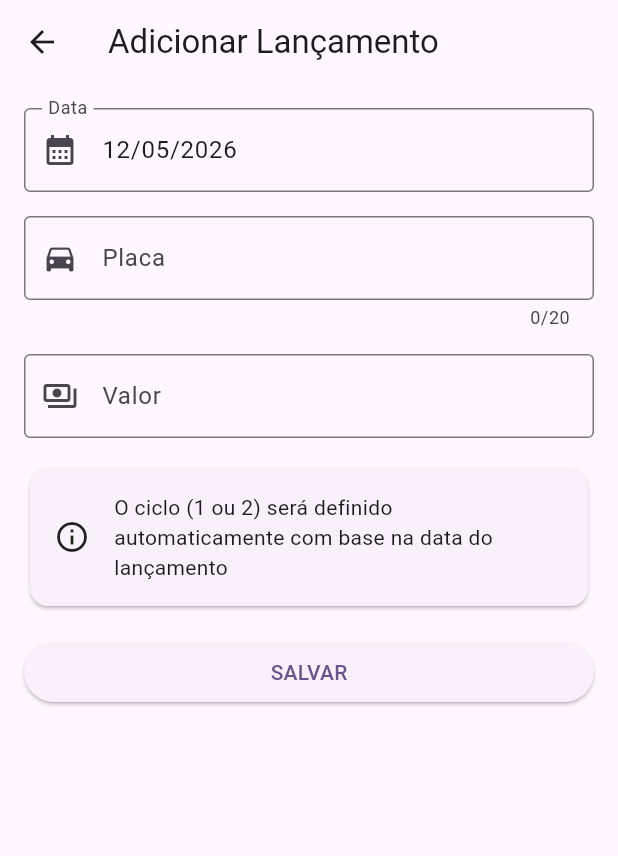
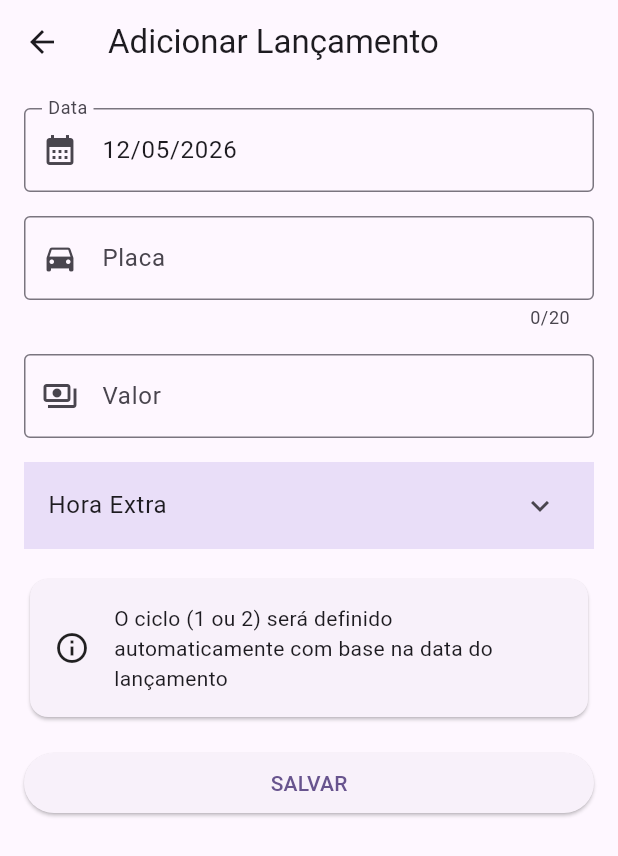
Before and after one commit to williamsaborido/julio_app, a Flutter app: the screen it shows after launch, after a tap on "Adicionar", on a phone screen of 412 x 824 dp. Shown: the top 856 px of the screen. Run offline on Flutter 3.47's test engine with Material 3 defaults, Android fonts, the phone set to English and light mode, and no system bars; our stand-ins replace sqflite; accounts and stored records are empty; statements that could not run were skipped.

Commit message:
chore: inclusão de alterações pendentes de correção e reorganização da estrutura de views

```diff
--- a/3.41.7/lib/core/base_state.dart
+++ b/3.41.7/lib/core/base_state.dart
@@ -29,9 +29,9 @@ abstract class BaseState<T extends StatefulWidget> extends State<T> {
   }
 
   /// Navega para uma nova tela (adiciona widget da rota no topo da pilha de navegação) e retorna um objeto result
-  Future<V?> navigateToAndReturn<V>(String route, {Object? args}) {
+  Future<dynamic> navigateToAndReturn(String route, {Object? args}) {
     if (mounted) {
-      return Navigator.of(context).pushNamed<V>(route, arguments: args);
+      return Navigator.of(context).pushNamed(route, arguments: args);
     }
 
     return Future.value(null);
--- /dev/null
+++ b/3.41.7/lib/enums/controller_state.dart
@@ -0,0 +1,7 @@
+enum ControllerState {
+  loading,
+  saving,
+  deleting,
+  success,
+  error
+  }
--- a/3.41.7/lib/main.dart
+++ b/3.41.7/lib/main.dart
@@ -1,9 +1,8 @@
 import 'package:flutter/material.dart';
 import 'package:julio_app/core/system_theme.dart';
-import 'package:julio_app/models/lancamento.dart';
 import 'package:julio_app/services/database.dart';
-import 'package:julio_app/view/crud/lancamento_crud.dart';
-import 'package:julio_app/view/home/home_view.dart';
+import 'package:julio_app/view/lancamento/crud/lancamento_crud.dart';
+import 'package:julio_app/view/lancamento/lancamento_bind.dart';
 import 'package:provider/provider.dart';
 
 void main() {
@@ -30,12 +29,9 @@ class MyApp extends StatelessWidget {
               colorScheme: ColorScheme.fromSeed(seedColor: Colors.deepPurple, brightness: Brightness.dark),
             ),
             initialRoute: '/home',
-            onGenerateInitialRoutes: (initialRoute) => [
-              MaterialPageRoute(builder: (context) => const HomeView()),
-            ],
-            onGenerateRoute: (settings) => switch (settings.name) {
-              '/lancamento/crud' => MaterialPageRoute<Lancamento?>(builder: (context) => const LancamentoCrud(), settings: settings),
-              _ => null,
+            routes: {
+              '/home': (_) => const LancamentoBind(),
+              '/lancamento/crud': (_) => const LancamentoCrud(),
             },
           );
         }
--- /dev/null
+++ b/3.41.7/lib/view/lancamento/crud/crud_controller.dart
@@ -0,0 +1,40 @@
+import 'package:flutter/material.dart';
+import 'package:julio_app/enums/controller_state.dart';
+import 'package:julio_app/models/lancamento.dart';
+import 'package:julio_app/services/lancamento_repository.dart';
+
+class CrudController extends ChangeNotifier {
+  final LancamentoRepository _repository;
+  ControllerState state = ControllerState.loading;
+  final list = List<Lancamento>.empty(growable: true);
+
+  CrudController({required LancamentoRepository repository})
+    : _repository = repository;
+
+  Future<void> get(int id) async {
+    changeState(ControllerState.loading);
+    final lancamentos = await _repository.getList();
+    list.clear();
+    list.addAll(lancamentos);
+    changeState(ControllerState.success);
+  }
+
+  Future<void> create(Lancamento? data) async {
+    if (data == null) return;
+    changeState(ControllerState.saving);
+    await _repository.create(data);
+    changeState(ControllerState.success);
+  }
+
+  Future<void> update(Lancamento? data) async {
+    if (data == null) return;
+    changeState(ControllerState.saving);
+    await _repository.update(data);
+    changeState(ControllerState.success);
+  }
+
+  void changeState(ControllerState newState) {
+    state = newState;
+    notifyListeners();
+  }
+}
--- a/3.41.7/lib/view/crud/lancamento_crud.dart
+++ b/3.41.7/lib/view/lancamento/crud/lancamento_crud.dart
@@ -6,7 +6,7 @@ import 'package:julio_app/enums/app_input_casing.dart';
 import 'package:julio_app/enums/app_input_type.dart';
 import 'package:julio_app/enums/lancamento_ciclo.dart';
 import 'package:julio_app/models/lancamento.dart';
-import 'package:julio_app/services/lancamento_repository.dart';
+import 'package:julio_app/view/lancamento/crud/crud_controller.dart';
 import 'package:provider/provider.dart';
 
 class LancamentoCrud extends StatefulWidget {
@@ -18,7 +18,7 @@ class LancamentoCrud extends StatefulWidget {
 
 class _LancamentoCrudState extends BaseState<LancamentoCrud> {
   final formKey = GlobalKey<FormState>();
-  late final LancamentoRepository repository;
+  late final CrudController controller;
 
   DateTime selectedDate = DateTime.now();
   String placa = '';
@@ -28,7 +28,7 @@ class _LancamentoCrudState extends BaseState<LancamentoCrud> {
 
   @override
   void initState() {
-    repository = LancamentoRepository(context.read());
+    controller = CrudController(repository: context.read());
     super.initState();
   }
 
@@ -45,6 +45,26 @@ class _LancamentoCrudState extends BaseState<LancamentoCrud> {
         ciclo = data.ciclo.value;
         id = data.id;
       });
+    }
+  }
+
+  void onSave() {
+    if (formKey.currentState?.validate() ?? false) {
+      final lancamento = Lancamento(
+        id: id,
+        data: selectedDate,
+        placa: placa,
+        valor: valor,
+        ciclo: LancamentoCiclo.fromDate(selectedDate),
+      );
+
+      if (id == 0) {
+        controller.create(lancamento);
+      } else {
+        controller.update(lancamento);
+      }
+
+      if (context.mounted) Navigator.pop(context, lancamento);
     }
   }
 
@@ -113,6 +133,70 @@ class _LancamentoCrudState extends BaseState<LancamentoCrud> {
                     return null;
                   },
                 ),
+                ExpansionTile(
+                  collapsedBackgroundColor: Theme.of(context).colorScheme.secondaryContainer,
+                  backgroundColor: Theme.of(context).colorScheme.secondaryContainer,
+                  title: Text('Hora Extra'),
+                  initiallyExpanded: false,
+                  children: [
+                    Padding(
+                      padding: const EdgeInsets.all(16),
+                      child: AppInput(
+                        label: 'Data',
+                        icon: Icons.calendar_month,
+                        type: AppInputType.date,
+                        initialValue: selectedDate.toBrString(),
+                        onChanged: (value) {
+                          selectedDate = value.toDate() ?? DateTime.now();
+                        },
+                        validator: (value) {
+                          if (value == null || !value.isDate()) {
+                            return 'Data inválida';
+                          }
+                          return null;
+                        },
+                      ),
+                    ),
+                    Padding(
+                      padding: const EdgeInsets.all(16),
+                      child: AppInput(
+                        label: 'Data',
+                        icon: Icons.calendar_month,
+                        type: AppInputType.date,
+                        initialValue: selectedDate.toBrString(),
+                        onChanged: (value) {
+                          selectedDate = value.toDate() ?? DateTime.now();
+                        },
+                        validator: (value) {
+                          if (value == null || !value.isDate()) {
+                            return 'Data inválida';
+                          }
+                          return null;
+                        },
+                      ),
+                    ),
+                    Padding(
+                      padding: const EdgeInsets.all(16),
+                      child: AppInput(
+                        label: 'Valor',
+                        icon: Icons.payments_outlined,
+                        type: AppInputType.currency,
+                        initialValue: valor != 0.0 ? valor.toBrCurrency() : null,
+                        onChanged: (value) {
+                          valor = value.toCurrency() ?? 0.0;
+                        },
+                        validator: (value) {
+                          if (value == null ||
+                              value.toCurrency() == null ||
+                              value.toCurrency() == 0.0) {
+                            return 'Valor inválido';
+                          }
+                          return null;
+                        },
+                      ),
+                    ),
+                  ],
+                ),
                 Card(
                   child: Padding(
                     padding: const EdgeInsets.all(16.0),
--- a/3.41.7/lib/view/home/home_view.dart
+++ b/3.41.7/lib/view/lancamento/home/home_view.dart
@@ -3,9 +3,9 @@ import 'package:intl/intl.dart';
 import 'package:julio_app/components/app_card/app_card_alt.dart';
 import 'package:julio_app/core/base_state.dart';
 import 'package:julio_app/core/system_theme.dart';
-import 'package:julio_app/models/lancamento.dart';
+import 'package:julio_app/enums/controller_state.dart';
 import 'package:julio_app/services/lancamento_repository.dart';
-import 'package:julio_app/view/controller.dart';
+import 'package:julio_app/view/lancamento/home/home_controller.dart';
 import 'package:provider/provider.dart';
 
 class HomeView extends StatefulWidget {
@@ -16,7 +16,7 @@ class HomeView extends StatefulWidget {
 }
 
 class _HomeViewState extends BaseState<HomeView> {
-  late final Controller controller;
+  late final HomeController controller;
   late final SystemTheme theme;
 
   final _dateFormatter = DateFormat('dd/MM/yyyy');
@@ -29,7 +29,7 @@ class _HomeViewState extends BaseState<HomeView> {
   void initState() {
     super.initState();
     theme = context.read<SystemTheme>();
-    controller = Controller(repository: LancamentoRepository(context.read()));
+    controller = HomeController(repository: context.read());
   }
 
   @override
@@ -94,11 +94,9 @@ class _HomeViewState extends BaseState<HomeView> {
                         cicloLabel: controller.list[index].ciclo.label,
                         cicloColor: controller.list[index].ciclo.color,
                         onTap: () async {
-                          controller.update(
-                            await navigateToAndReturn<Lancamento?>(
-                              '/lancamento/crud',
-                              args: controller.list[index],
-                            ),
+                          await navigateToAndReturn(
+                            '/lancamento/crud',
+                            args: controller.list[index],
                           );
                         },
                         onDelete: () async {
@@ -119,11 +117,9 @@ class _HomeViewState extends BaseState<HomeView> {
       ),
       floatingActionButton: FloatingActionButton.extended(
         onPressed: () async {
-          controller.create(
-            await navigateToAndReturn<Lancamento?>(
-              '/lancamento/crud',
-              args: null,
-            ),
+          await navigateToAndReturn(
+            '/lancamento/crud',
+            args: null,
           );
         },
         icon: const Icon(Icons.add),
--- /dev/null
+++ b/3.41.7/lib/view/lancamento/lancamento_bind.dart
@@ -0,0 +1,20 @@
+import 'package:flutter/material.dart';
+import 'package:julio_app/services/lancamento_repository.dart';
+import 'package:julio_app/view/lancamento/home/home_view.dart';
+import 'package:provider/provider.dart';
+
+class LancamentoBind extends StatefulWidget {
+
+  const LancamentoBind({ super.key });
+
+  @override
+  State<LancamentoBind> createState() => _LancamentoBindState();
+}
+
+class _LancamentoBindState extends State<LancamentoBind> {
+
+   @override
+   Widget build(BuildContext context) {
+       return Provider(create: (_) => LancamentoRepository(context.read()), child: const HomeView());
+  }
+}
```
Also changed, not shown: 3.41.7/lib/view/lancamento/home/home_controller.dart (renamed from 3.41.7/lib/view/controller.dart, +3 -22 lines).
